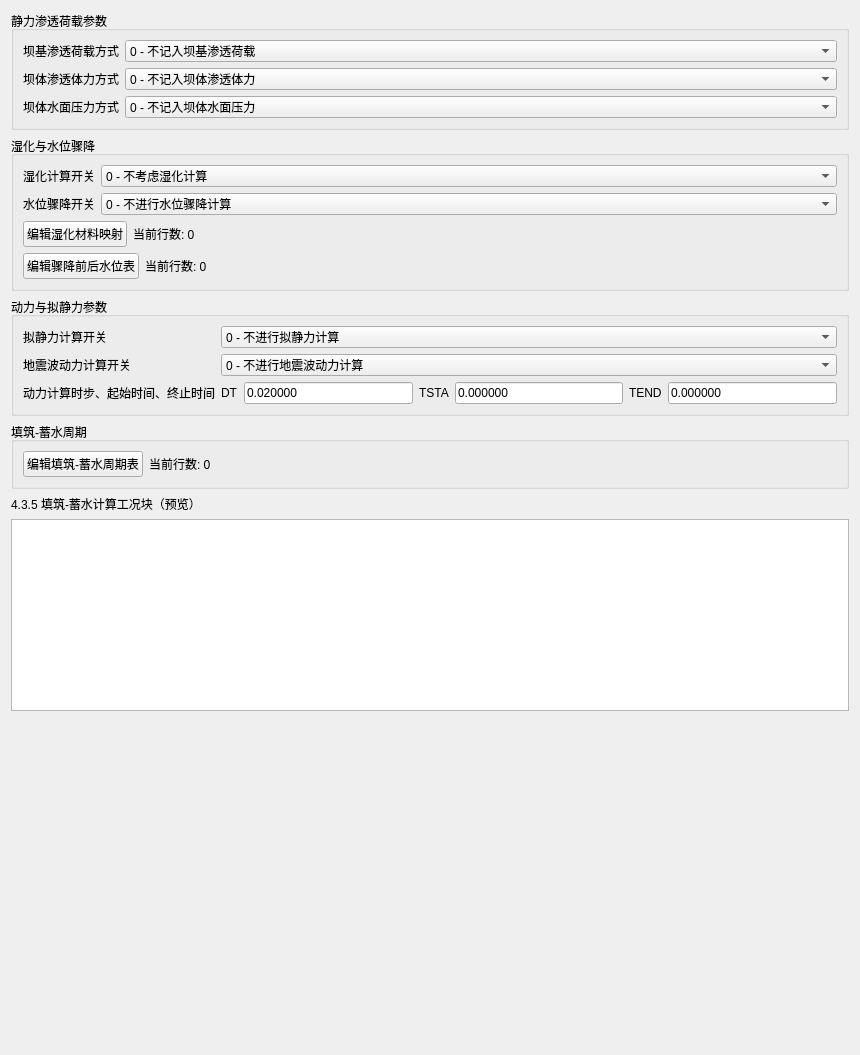
Qt form plugins/Base_Slover/FillStorageCyclePage.ui (asd977/base_cae) before a commit.
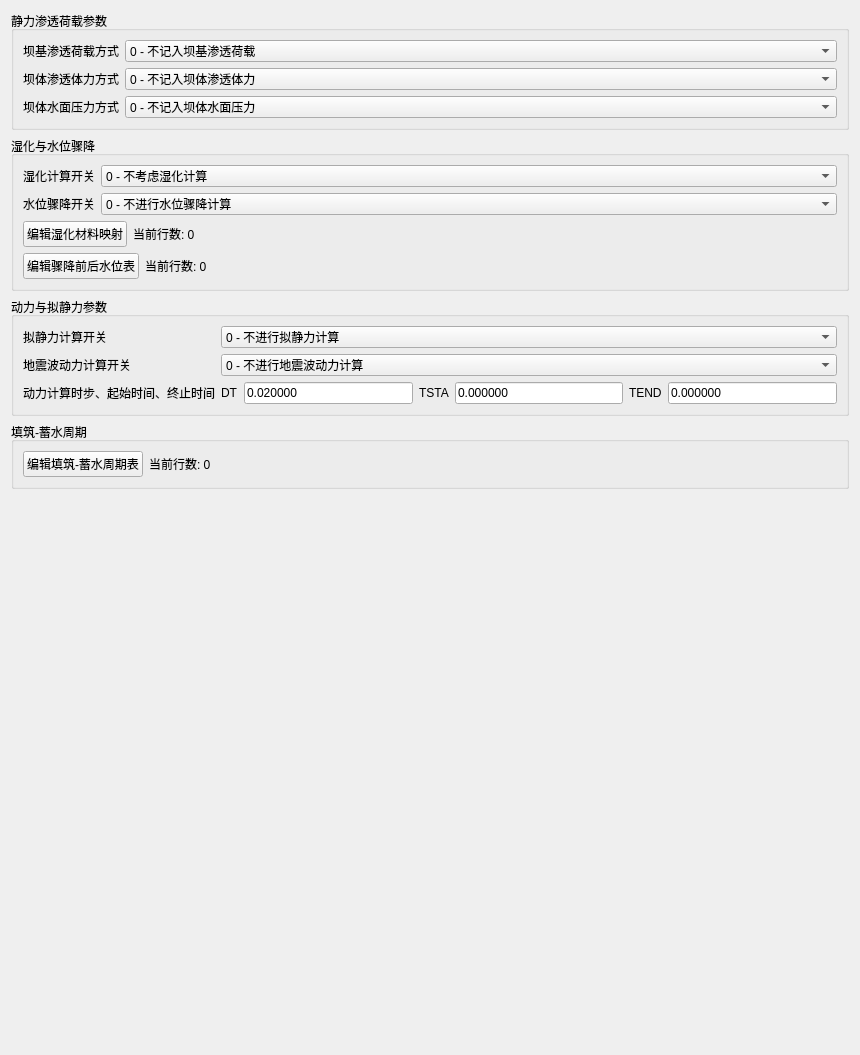
The same form after that commit.

The edit to the form file:
```diff
--- a/plugins/Base_Slover/FillStorageCyclePage.ui
+++ b/plugins/Base_Slover/FillStorageCyclePage.ui
@@ -355,16 +355,6 @@
        </layout>
       </widget>
      </item>
-     <item>
-      <widget class="QLabel" name="labelSection">
-       <property name="text">
-        <string>4.3.5 填筑-蓄水计算工况块（预览）</string>
-       </property>
-      </widget>
-     </item>
-     <item>
-      <widget class="QPlainTextEdit" name="plainTextEditSection" />
-     </item>
     </layout>
    </item>
    <item>
```
Left out of the diff: 6 changed lines with no effect on the pictures.
